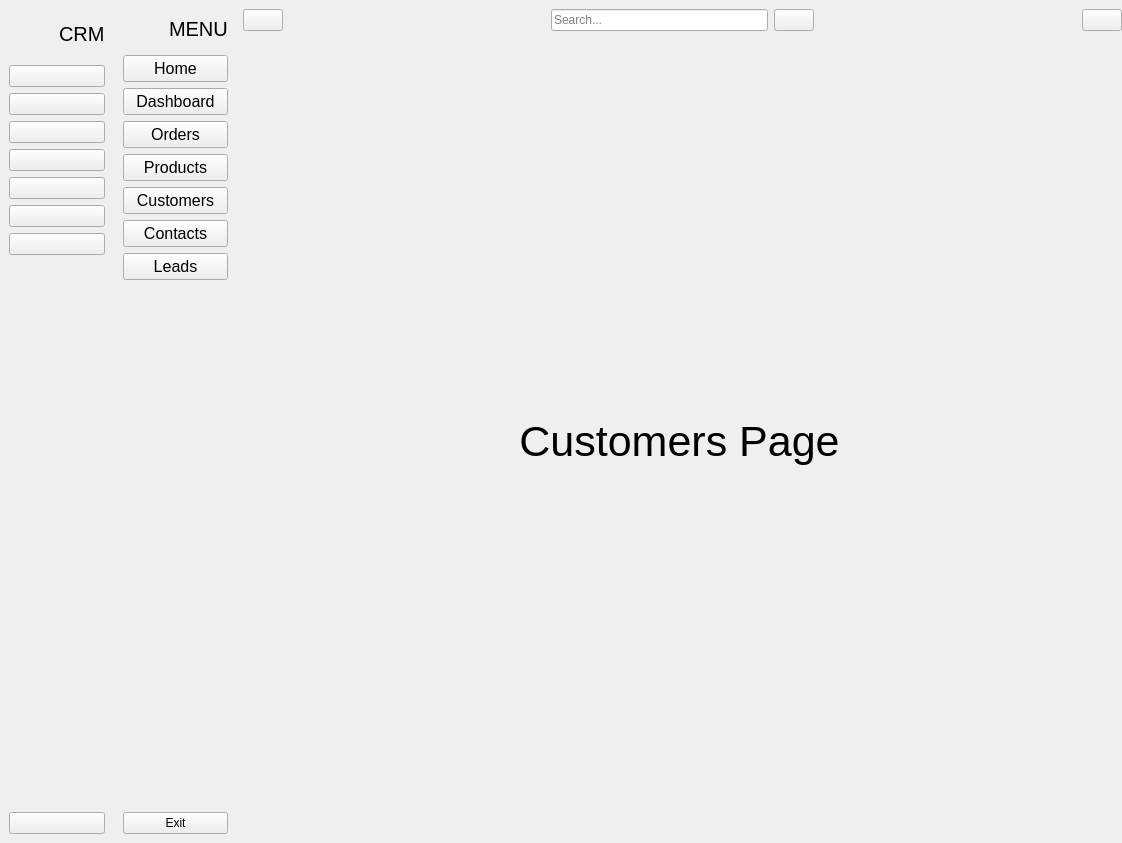
First picture: the form in src/MainWindow.ui, repository BROM100/CRM-APP, before the edit.
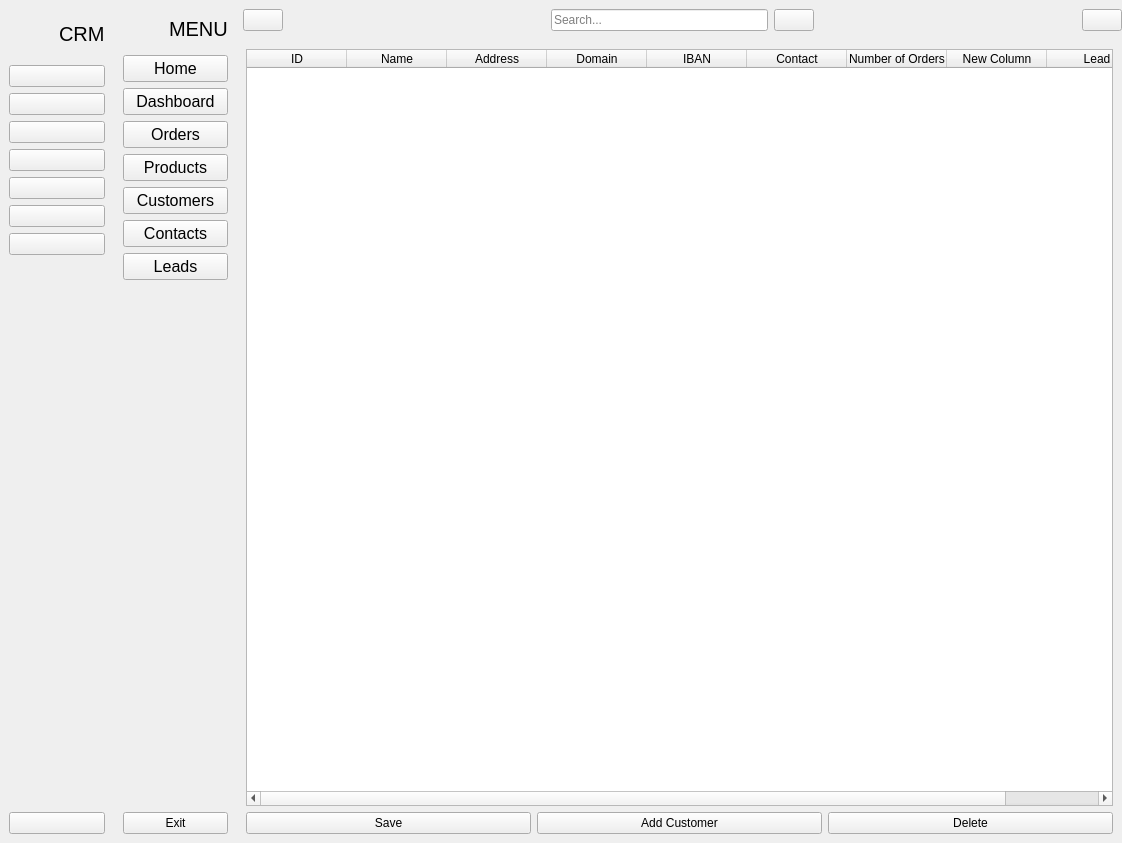
Second picture: the form after the edit. The open tabs and pages were chosen to show the change. Icons and pictures are not drawn.

Commit message: Added QTableWidget for Customers and Contacts,loaddata implemented for Customers

Diff of the .ui file:
```diff
--- a/src/MainWindow.ui
+++ b/src/MainWindow.ui
@@ -404,25 +404,96 @@
          </widget>
          <widget class="QWidget" name="page_5">
           <layout class="QGridLayout" name="gridLayout_6">
+           <item row="1" column="0">
+            <layout class="QHBoxLayout" name="horizontalLayout_11">
+             <item>
+              <widget class="QPushButton" name="save_customer">
+               <property name="text">
+                <string>Save</string>
+               </property>
+               <property name="checkable">
+                <bool>true</bool>
+               </property>
+               <property name="autoExclusive">
+                <bool>true</bool>
+               </property>
+              </widget>
+             </item>
+             <item>
+              <widget class="QPushButton" name="add_customer">
+               <property name="text">
+                <string>Add Customer</string>
+               </property>
+               <property name="checkable">
+                <bool>true</bool>
+               </property>
+               <property name="autoExclusive">
+                <bool>true</bool>
+               </property>
+              </widget>
+             </item>
+             <item>
+              <widget class="QPushButton" name="delete_customer">
+               <property name="text">
+                <string>Delete</string>
+               </property>
+               <property name="checkable">
+                <bool>true</bool>
+               </property>
+               <property name="autoExclusive">
+                <bool>true</bool>
+               </property>
+              </widget>
+             </item>
+            </layout>
+           </item>
            <item row="0" column="0">
-            <widget class="QLabel" name="label_11">
-             <property name="minimumSize">
-              <size>
-               <width>0</width>
-               <height>341</height>
-              </size>
-             </property>
-             <property name="font">
-              <font>
-               <pointsize>32</pointsize>
-              </font>
-             </property>
-             <property name="text">
-              <string>Customers Page</string>
-             </property>
-             <property name="alignment">
-              <set>Qt::AlignCenter</set>
-             </property>
+            <widget class="QTableWidget" name="customers_tableWidget">
+             <column>
+              <property name="text">
+               <string>ID</string>
+              </property>
+             </column>
+             <column>
+              <property name="text">
+               <string>Name</string>
+              </property>
+             </column>
+             <column>
+              <property name="text">
+               <string>Address</string>
+              </property>
+             </column>
+             <column>
+              <property name="text">
+               <string>Domain</string>
+              </property>
+             </column>
+             <column>
+              <property name="text">
+               <string>IBAN</string>
+              </property>
+             </column>
+             <column>
+              <property name="text">
+               <string>Contact</string>
+              </property>
+             </column>
+             <column>
+              <property name="text">
+               <string>Number of Orders</string>
+              </property>
+             </column>
+             <column>
+              <property name="text">
+               <string>New Column</string>
+              </property>
+             </column>
+             <column>
+              <property name="text">
+               <string>Lead</string>
+              </property>
+             </column>
             </widget>
            </item>
           </layout>
```
Left out of the diff: 204 changed lines with no effect on the pictures. The commit also changes 6 other files.
